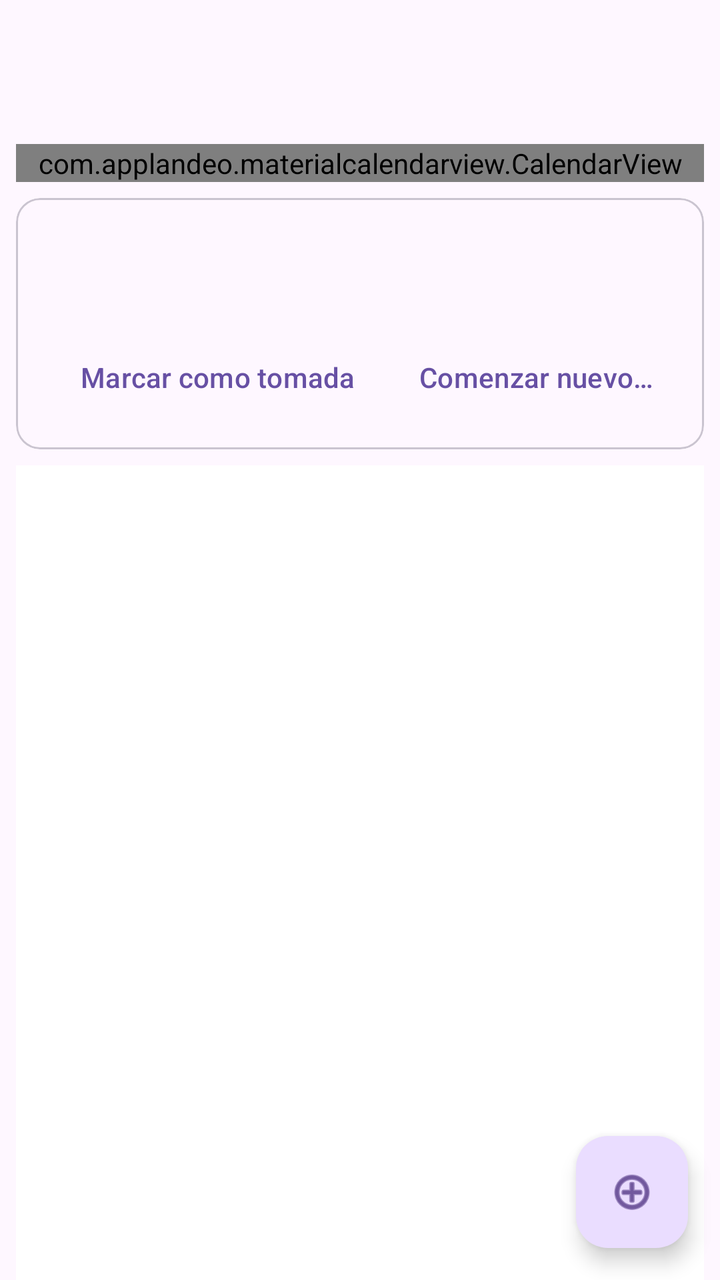
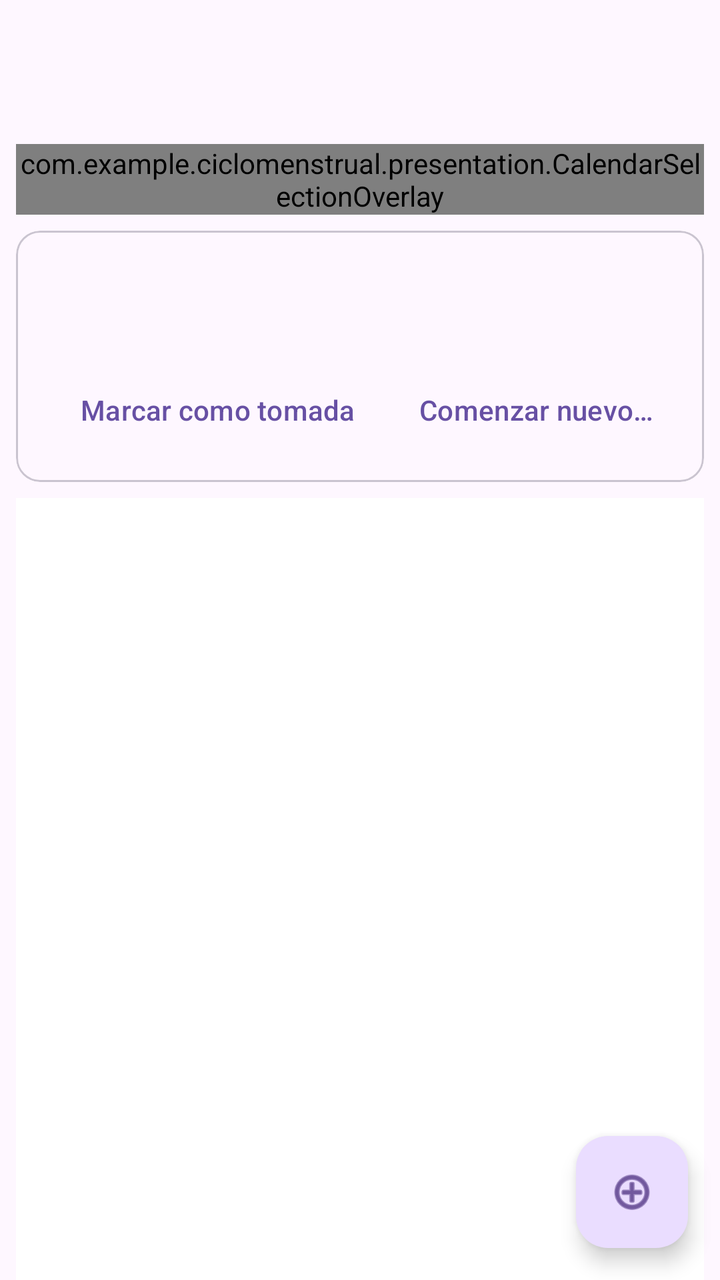

An Android layout rendered at two revisions. The XML below is the earlier revision; the diff shows what the commit changed to produce the second picture.
<!-- AndroidManifest.xml: activity theme Theme.CicloMenstrual -->
<!-- res/layout/activity_main.xml -->
<?xml version="1.0" encoding="utf-8"?>
<androidx.coordinatorlayout.widget.CoordinatorLayout
    xmlns:android="http://schemas.android.com/apk/res/android"
    xmlns:app="http://schemas.android.com/apk/res-auto"
    xmlns:tools="http://schemas.android.com/tools"
    android:layout_width="match_parent"
    android:layout_height="match_parent"
    android:fitsSystemWindows="true"
    tools:context=".MainActivity">

    <com.google.android.material.appbar.AppBarLayout
        android:id="@+id/appBarLayout"
        android:layout_width="match_parent"
        android:layout_height="wrap_content"
        android:fitsSystemWindows="true">

        <com.google.android.material.appbar.MaterialToolbar
            android:id="@+id/toolbar"
            android:layout_width="match_parent"
            android:layout_height="?attr/actionBarSize"
            android:elevation="4dp"
            app:layout_scrollFlags="scroll|enterAlways"/>
    </com.google.android.material.appbar.AppBarLayout>

    <LinearLayout
        android:layout_width="match_parent"
        android:layout_height="match_parent"
        android:orientation="vertical"
        app:layout_behavior="@string/appbar_scrolling_view_behavior">

        <com.applandeo.materialcalendarview.CalendarView
            android:id="@+id/calendarView"
            android:layout_width="match_parent"
            android:layout_height="wrap_content"
            android:layout_marginTop="8dp"
            android:layout_marginHorizontal="8dp"
            app:swipeEnabled="false"
            app:type="one_day_picker"
            app:selectionDisabled="true"
            app:eventsEnabled="true"
            app:headerColor="?attr/colorPrimary"
            app:headerLabelColor="?attr/colorOnPrimary"
            app:todayLabelColor="?attr/colorPrimary"
            app:selectionColor="?attr/colorSecondary"/>

        <TextView
            android:id="@+id/selectedDayLabel"
            android:layout_width="match_parent"
            android:layout_height="wrap_content"
            android:layout_marginHorizontal="12dp"
            android:layout_marginTop="4dp"
            android:textStyle="bold"
            android:visibility="gone"/>

        <TextView
            android:id="@+id/exactAlarmWarning"
            android:layout_width="match_parent"
            android:layout_height="wrap_content"
            android:layout_marginHorizontal="12dp"
            android:layout_marginTop="4dp"
            android:background="#FFFFE0B2"
            android:padding="8dp"
            android:text="@string/exact_alarm_warning"
            android:textColor="@color/black"
            android:visibility="gone"/>

        <com.google.android.material.card.MaterialCardView
            android:id="@+id/pillCard"
            android:layout_width="match_parent"
            android:layout_height="wrap_content"
            android:layout_marginHorizontal="8dp"
            android:layout_marginTop="8dp">

            <LinearLayout
                android:layout_width="match_parent"
                android:layout_height="wrap_content"
                android:orientation="vertical"
                android:padding="12dp">

                <TextView
                    android:id="@+id/pillTitle"
                    android:layout_width="match_parent"
                    android:layout_height="wrap_content"
                    android:textStyle="bold"
                    android:textSize="17sp"/>

                <TextView
                    android:id="@+id/pillStatus"
                    android:layout_width="match_parent"
                    android:layout_height="wrap_content"
                    android:layout_marginTop="4dp"/>

                <LinearLayout
                    android:layout_width="match_parent"
                    android:layout_height="wrap_content"
                    android:layout_marginTop="8dp"
                    android:gravity="end"
                    android:orientation="horizontal"
                    style="?android:attr/buttonBarStyle">

                    <Button
                        android:id="@+id/pillActionButton"
                        android:layout_width="wrap_content"
                        android:layout_height="wrap_content"
                        android:text="@string/mark_taken"
                        style="?android:attr/buttonBarButtonStyle"/>

                    <Button
                        android:id="@+id/newTreatmentButton"
                        android:layout_width="wrap_content"
                        android:layout_height="wrap_content"
                        android:layout_marginStart="8dp"
                        android:text="@string/new_treatment"
                        style="?android:attr/buttonBarButtonStyle"/>
                </LinearLayout>
            </LinearLayout>
        </com.google.android.material.card.MaterialCardView>

        <androidx.recyclerview.widget.RecyclerView
            android:id="@+id/notesRecyclerView"
            android:layout_width="match_parent"
            android:layout_height="0dp"
            android:layout_weight="1"
            android:layout_margin="8dp"
            android:padding="8dp"
            android:background="@android:color/white"/>
        

    </LinearLayout>

    <com.google.android.material.floatingactionbutton.FloatingActionButton
        android:id="@+id/fab"
        android:layout_width="wrap_content"
        android:layout_height="wrap_content"
        android:layout_gravity="bottom|end"
        android:layout_marginEnd="16dp"
        android:layout_marginBottom="16dp"
        app:srcCompat="@android:drawable/ic_menu_add"
        android:contentDescription="@string/add_event"/>

</androidx.coordinatorlayout.widget.CoordinatorLayout>
<!-- resources referenced by this layout -->
<resources>
  <color name="black">#FF000000</color>
  <string name="add_event">Añadir evento</string>
  <string name="exact_alarm_warning">Los avisos de las 14:00 pueden retrasarse. Toca aquí para permitir alarmas exactas.</string>
  <string name="mark_taken">Marcar como tomada</string>
  <string name="new_treatment">Comenzar nuevo tratamiento</string>
  <style name="Theme.CicloMenstrual" parent="Base.Theme.CicloMenstrual" />
  <style name="Base.Theme.CicloMenstrual" parent="Theme.Material3.DayNight.NoActionBar">
          
          
      </style>
</resources>

<!-- the commit's change to res/layout/activity_main.xml (unified diff, before → after) -->
@@ -28,20 +28,27 @@
         android:orientation="vertical"
         app:layout_behavior="@string/appbar_scrolling_view_behavior">
 
-        <com.applandeo.materialcalendarview.CalendarView
-            android:id="@+id/calendarView"
+        <com.example.ciclomenstrual.presentation.CalendarSelectionOverlay
+            android:id="@+id/calendarSelectionOverlay"
             android:layout_width="match_parent"
             android:layout_height="wrap_content"
             android:layout_marginTop="8dp"
-            android:layout_marginHorizontal="8dp"
-            app:swipeEnabled="false"
-            app:type="one_day_picker"
-            app:selectionDisabled="true"
-            app:eventsEnabled="true"
-            app:headerColor="?attr/colorPrimary"
-            app:headerLabelColor="?attr/colorOnPrimary"
-            app:todayLabelColor="?attr/colorPrimary"
-            app:selectionColor="?attr/colorSecondary"/>
+            android:layout_marginHorizontal="8dp">
+
+            <com.applandeo.materialcalendarview.CalendarView
+                android:id="@+id/calendarView"
+                android:layout_width="match_parent"
+                android:layout_height="wrap_content"
+                app:swipeEnabled="false"
+                app:type="one_day_picker"
+                app:selectionDisabled="true"
+                app:eventsEnabled="true"
+                app:headerColor="?attr/colorPrimary"
+                app:headerLabelColor="?attr/colorOnPrimary"
+                app:todayLabelColor="?attr/colorPrimary"
+                app:selectionColor="?attr/colorSecondary"/>
+
+        </com.example.ciclomenstrual.presentation.CalendarSelectionOverlay>
 
         <TextView
             android:id="@+id/selectedDayLabel"
<!-- resource entries referenced after the edit -->
@@ -2,7 +2,7 @@
 <resources>
   <color name="black">#FF000000</color>
   <string name="add_event">Añadir evento</string>
-  <string name="exact_alarm_warning">Los avisos de las 14:00 pueden retrasarse. Toca aquí para permitir alarmas exactas.</string>
+  <string name="exact_alarm_warning">Los avisos de la pauta pueden retrasarse. Toca aquí para permitir alarmas exactas.</string>
   <string name="mark_taken">Marcar como tomada</string>
   <string name="new_treatment">Comenzar nuevo tratamiento</string>
   <style name="Theme.CicloMenstrual" parent="Base.Theme.CicloMenstrual" />
